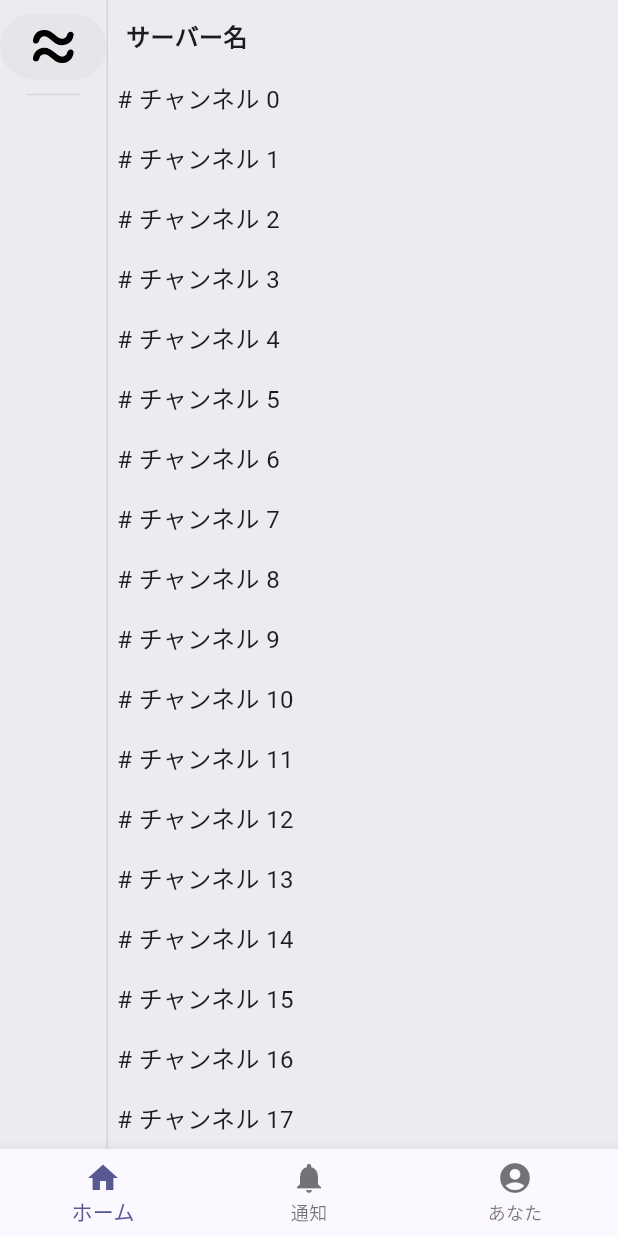
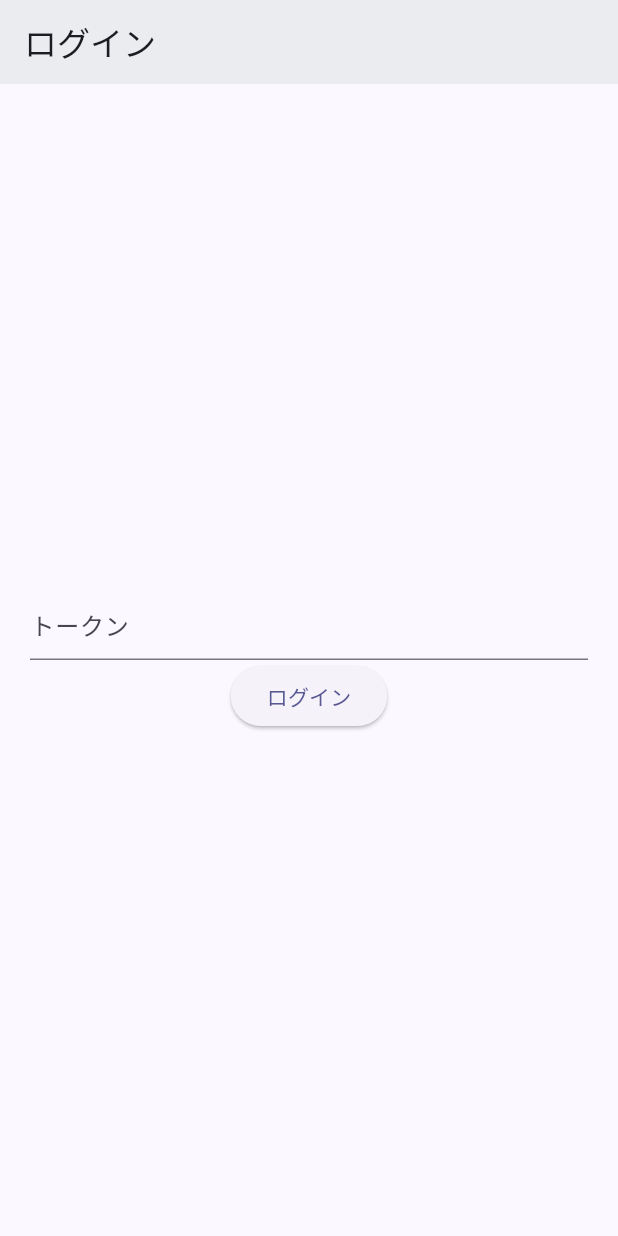
Before and after one commit to SuperSocket7/fluxer_lite, a Flutter app: the screen it shows after launch, on a phone screen of 412 x 824 dp. Run offline on Flutter 3.47's test engine with Material 3 defaults, Android fonts, the phone set to English and light mode, and no system bars; our stand-ins replace dio, flutter_riverpod, flutter_svg, shared_preferences, sprintf; missing offline and left inert: fluxer_dart.

Commit message:
ログインととりあえずのレイアウト

```diff
--- a/lib/main.dart
+++ b/lib/main.dart
@@ -1,7 +1,11 @@
 import "package:flutter/material.dart";
 import "package:flutter_riverpod/flutter_riverpod.dart";
 
+import "providers.dart";
+import "pages/loginPage.dart";
 import "pages/topPage.dart";
+import "pages/notificationPage.dart";
+import "pages/userPage.dart";
 
 void main() {
   runApp(const ProviderScope(child: FluxerApp()));
@@ -24,30 +28,43 @@ class FluxerApp extends StatelessWidget {
 }
 
 // ルートビュー
-class RootView extends StatefulWidget {
+class RootView extends ConsumerStatefulWidget {
   const RootView({super.key});
 
   @override
-  State<RootView> createState() => _RootViewState();
+  ConsumerState<RootView> createState() => _RootViewState();
 }
 
-class _RootViewState extends State<RootView> with TickerProviderStateMixin {
+class _RootViewState extends ConsumerState<RootView> with TickerProviderStateMixin {
+  String _currentAppBarTitle = "Fluxer";
+  bool _showAppBar = false;
   int _selectedIndex = 0;
-
-  void _onItemTapped(int index) {
-    setState(() {
-      _selectedIndex = index;
-    });
-  }
+  final List _pagesIndex = [
+    TopPage(),
+    NotificationPage(),
+    UserPage()
+  ];
 
   @override
   Widget build(BuildContext context) {
+    final authState = ref.watch(authProvider);
+    if (authState != null) {
+      final showNavBar = ref.watch(showNavStateProvider);
       return Scaffold(
+        appBar: _showAppBar ? AppBar(
+          backgroundColor: Color(0xFFEBECEF),
+          title: Text(_currentAppBarTitle)
+        ) : null,
         body: SafeArea(
-        child: TopPage()
+          child: _pagesIndex[_selectedIndex]
         ),
-      bottomNavigationBar: BottomNavigationBar(
-        items: const [
+        bottomNavigationBar: AnimatedContainer(
+          height: showNavBar ? kBottomNavigationBarHeight : 0,
+          duration: Duration(milliseconds: 180),
+          child: Wrap(
+            children: [
+              BottomNavigationBar(
+                items: [
                   BottomNavigationBarItem(
                     icon: Icon(Icons.home),
                     label: "ホーム"
@@ -62,8 +79,39 @@ class _RootViewState extends State<RootView> with TickerProviderStateMixin {
                   ),
                 ],
                 currentIndex: _selectedIndex,
-        onTap: _onItemTapped,
+                onTap: (int index) {
+                  setState(() {
+                    _selectedIndex = index;
+                  });
+                  setState(() {
+                    if (index == 0) {
+                      _showAppBar = false;
+                    } else {
+                      _showAppBar = true;
+                    }
+                    if (index == 1) {
+                      _currentAppBarTitle = "通知";
+                    } else if (index == 2) {
+                      _currentAppBarTitle = "ユーザー設定";
+                    }
+                  });
+                },
+              )
+            ]
+          )
+        )
+      );
+    } else {
+      // トークン未設定(ログアウト状態)
+      return Scaffold(
+        appBar: AppBar(
+          backgroundColor: Color(0xFFEBECEF),
+          title: Text("ログイン")
+        ),
+        body: SafeArea(
+          child: LoginPage()
         )
       );
     }
   }
+}
--- /dev/null
+++ b/lib/pages/loginPage.dart
@@ -0,0 +1,35 @@
+import "package:flutter/material.dart";
+import "package:flutter_riverpod/flutter_riverpod.dart";
+
+import "../providers.dart";
+
+// ログインページ
+class LoginPage extends ConsumerWidget {
+  late String token;
+
+  @override
+  Widget build(BuildContext context, WidgetRef ref) {
+    return Padding(
+      padding: EdgeInsets.all(20),
+      child: Column(
+        mainAxisAlignment: MainAxisAlignment.center,
+        children: [
+          TextField(
+            decoration: InputDecoration(
+              hintText: "トークン"
+            ),
+            onChanged: (text) {
+              token = text;
+            }
+          ),
+          ElevatedButton(
+            child: Text("ログイン"),
+            onPressed: () {
+              ref.read(authProvider.notifier).setToken(token);
+            },
+          )
+        ]
+      )
+    );
+  }
+}
--- a/lib/widgets/guildList.dart
+++ b/lib/widgets/guildList.dart
@@ -11,7 +11,7 @@ class GuildList extends ConsumerWidget {
   Widget build(BuildContext context, WidgetRef ref) {
     final guilds = ref.watch(guildListProvider);
 
-    return Expanded(
+    return Container(
       child: guilds.when(
         data: (data) {
           return ListView.builder(
@@ -24,8 +24,8 @@ class GuildList extends ConsumerWidget {
                   padding: EdgeInsets.only(top: 9),
                   child: Divider(
                     height: 2,
-                    indent: 18,
-                    endIndent: 18,
+                    indent: 20,
+                    endIndent: 20,
                     color: Color(0xFFD3D5D8)
                   )
                 );
--- a/pubspec.yaml
+++ b/pubspec.yaml
@@ -42,6 +42,7 @@ dependencies:
   flutter_svg: ^2.2.4
   sprintf: ^7.0.0
   dio: ^5.9.2
+  shared_preferences: ^2.5.5
 
 dev_dependencies:
   flutter_test:
```
Also changed, not shown: lib/pages/notificationPage.dart (added, +12 -0 lines), lib/pages/topPage.dart (+9 -0 lines), lib/pages/userPage.dart (added, +44 -0 lines), lib/providers.dart (+54 -8 lines), lib/pages/profilePage.dart (deleted), pubspec.lock, 1 other file. Lines whose indentation alone changed are shown as unchanged.
